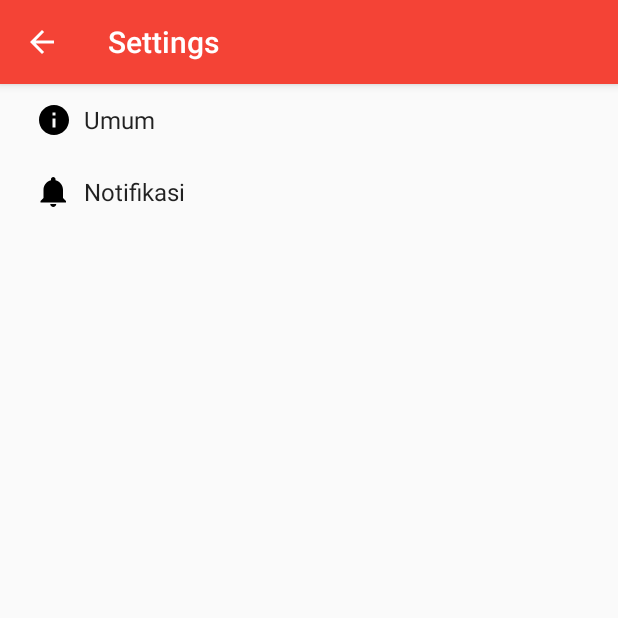
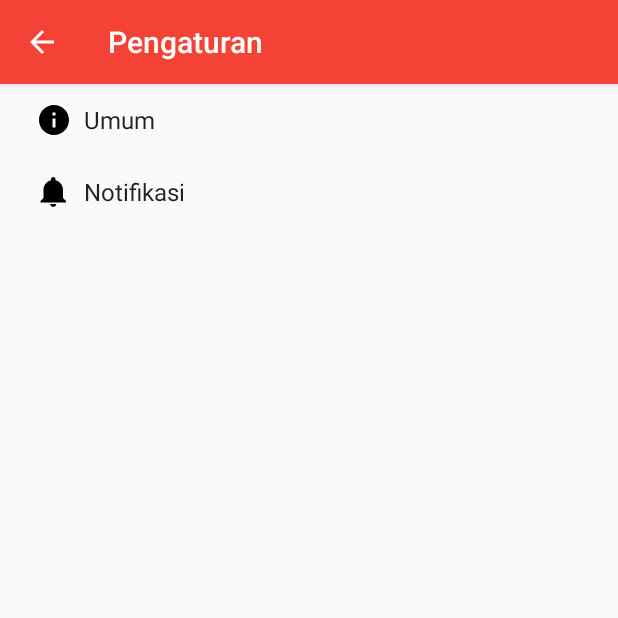
Before and after one commit to fujianto/InventoryMini, an Android app: the SettingsActivity screen opened directly, with no data from a screen before it, on a phone screen of 412 x 824 dp, the top half of it. Run offline under Robolectric (Android 15) with nearby library versions, the phone set to English and light mode, and no system bars.

Commit message:
Update translation file

```diff
--- a/app/src/main/res/values/strings.xml
+++ b/app/src/main/res/values/strings.xml
@@ -202,7 +202,7 @@
             <br />
         ]]>
     </string>
-    <string name="title_activity_settings">Settings</string>
+    <string name="title_activity_settings">Pengaturan</string>
 
     <!-- Strings related to Settings -->
 
@@ -216,7 +216,7 @@
     <string name="pref_default_owner_email" translatable="false">admin@inventorymini.com</string>
 
     <string name="pref_title_store_name">Nama Toko</string>
-    <string name="pref_default_store_name">Mini Shop</string>
+    <string name="pref_default_store_name" translatable="false">Mini Shop</string>
 
     <string name="pref_title_store_address">Alamat Toko</string>
     <string name="pref_default_store_address" translatable="false">Jl. Toko no. 5</string>
```
Also changed, not shown: 1 other file.
